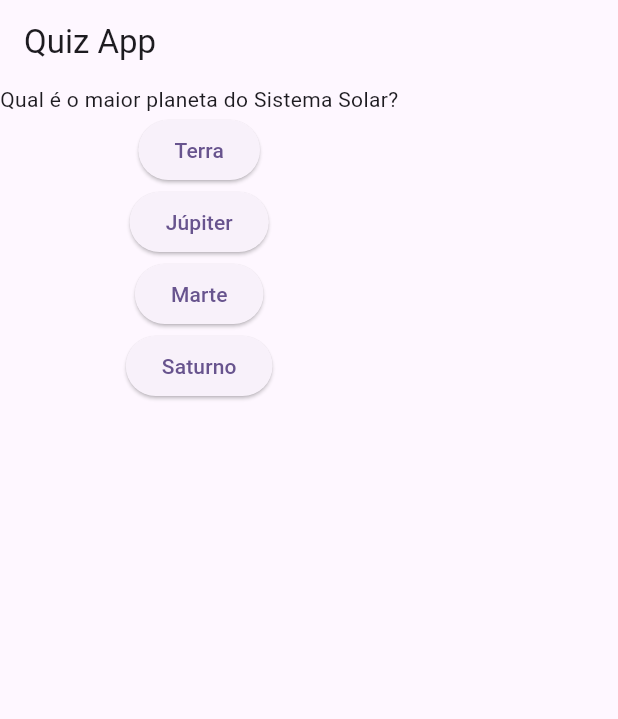
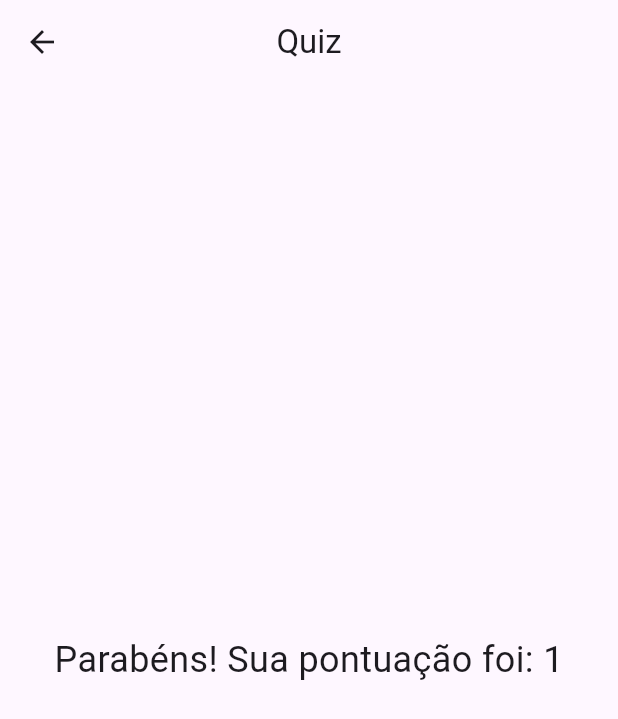
Before and after one commit to figuereds/Quiz, a Flutter app: the QuizScreen screen opened directly, after a tap on "Paris", on a phone screen of 412 x 824 dp. Shown: the top 719 px of the screen. Run offline on Flutter 3.47's test engine with Material 3 defaults, Android fonts, the phone set to English and light mode, and no system bars; network calls fail.

Commit message:
Quiz Tela inicial

```diff
--- a/lib/main.dart
+++ b/lib/main.dart
@@ -1,21 +1,86 @@
 import 'package:flutter/material.dart';
 
-void main() {
-  runApp(const MyApp());
-}
+void main() => runApp(MyApp());
 
 class MyApp extends StatelessWidget {
-  const MyApp({super.key});
-
   @override
   Widget build(BuildContext context) {
     return MaterialApp(
-      title: 'Quiz',
+      title: 'Quiz do Universo Marvel',
       theme: ThemeData(
-        colorScheme: ColorScheme.fromSeed(seedColor: Colors.deepPurple),
-        useMaterial3: true,
+        primarySwatch: Colors.red,
       ),
-      home: const QuizScreen(title: 'Quiz App'),
+      home: const TelaInicial(),
+    );
+  }
+}
+
+class TelaInicial extends StatelessWidget {
+  const TelaInicial({super.key});
+
+  @override // construção da tela
+  Widget build(BuildContext context) {
+    return Scaffold(
+      appBar: AppBar(
+        title: const Text(
+          'Universo Marvel',
+          style: TextStyle(
+            fontSize: 24,
+            fontWeight: FontWeight.bold,
+            color: Colors.white,
+          ),
+        ),
+        centerTitle: true,
+        backgroundColor: Colors.redAccent,
+        flexibleSpace: Container(
+          decoration: const BoxDecoration(
+            gradient: LinearGradient(
+              begin: Alignment.topLeft,
+              end: Alignment.bottomRight,
+              colors: [
+                Colors.redAccent,
+                Colors.deepOrange,
+                Colors.black,
+              ],
+            ),
+          ),
+        ),
+      ),
+      body: Center(
+        child: Column(
+          mainAxisAlignment: MainAxisAlignment.center,
+          children: [
+            Image.asset(
+              'lib/assets/marvel.jpg',
+              width: 500,
+              height: 500,
+            ),
+            const SizedBox(height: 20),
+            Column(
+              mainAxisAlignment: MainAxisAlignment.center,
+              children: [
+                const Text(
+                  'Bem vindo ao Quiz do Universo Marvel!',
+                  style: TextStyle(fontSize: 24, fontWeight: FontWeight.bold),
+                ),
+                const SizedBox(height: 20),
+                ElevatedButton(
+                  // botão de reiniciar o quiz
+                  onPressed: () {
+                    Navigator.push(
+                      context,
+                      MaterialPageRoute(
+                        builder: (context) => const QuizScreen(title: 'Quiz'),
+                      ),
+                    );
+                  },
+                  child: const Text('Iniciar Quiz'),
+                ),
+              ],
+            ),
+          ],
+        ),
+      ),
     );
   }
 }
@@ -29,15 +94,15 @@ class QuizScreen extends StatefulWidget {
   _QuizScreenState createState() => _QuizScreenState();
 }
 
-//Padding
-
 class _QuizScreenState extends State<QuizScreen> {
   int _questionIndex = 0;
   int _totalScore = 0;
 
   final List<Map<String, Object>> _questions = [
     {
-      'questionText': 'Qual é a capital da França?', // 1
+      'questionText': 'Qual é a capital da França?',
+      'imageUrl':
+          'https://static.vecteezy.com/ti/vetor-gratis/t2/15451717-bandeira-da-franca-bandeira-do-3d-vetor.jpg',
       'answers': [
         {'text': 'Paris', 'score': 1},
         {'text': 'Londres', 'score': 0},
@@ -45,90 +110,8 @@ class _QuizScreenState extends State<QuizScreen> {
         {'text': 'Berlim', 'score': 0},
       ],
     },
-    {
-      'questionText': 'Qual é o maior planeta do Sistema Solar?', // 2
-      'answers': [
-        {'text': 'Terra', 'score': 0},
-        {'text': 'Júpiter', 'score': 1},
-        {'text': 'Marte', 'score': 0},
-        {'text': 'Saturno', 'score': 0},
-      ],
-    },
-    {
-      'questionText': 'Quem pintou a Mona Lisa?', // 3
-      'answers': [
-        {'text': 'Vincent van Gogh', 'score': 0},
-        {'text': 'Pablo Picasso', 'score': 0},
-        {'text': 'Leonardo da Vinci', 'score': 1},
-        {'text': 'Claude Monet', 'score': 0},
-      ],
-    },
-    {
-      'questionText': 'Qual é o animal terrestre mais rápido do mundo?', // 4
-      'answers': [
-        {'text': 'Elefante', 'score': 0},
-        {'text': 'Guepardo', 'score': 1},
-        {'text': 'Leão', 'score': 0},
-        {'text': 'Cavalo', 'score': 0},
-      ],
-    },
-    {
-      'questionText': 'Qual é a fórmula química da água?', // 5
-      'answers': [
-        {'text': 'H2O', 'score': 1},
-        {'text': 'O2H', 'score': 0},
-        {'text': 'CO2', 'score': 0},
-        {'text': 'HO2', 'score': 0},
-      ],
-    },
-    {
-      'questionText': 'Em que ano o homem pisou na Lua pela primeira vez?', // 6
-      'answers': [
-        {'text': '1965', 'score': 0},
-        {'text': '1969', 'score': 1},
-        {'text': '1975', 'score': 0},
-        {'text': '1980', 'score': 0},
-      ],
-    },
-    {
-      'questionText': 'Quantos continentes existem na Terra?', // 7
-      'answers': [
-        {'text': '5', 'score': 0},
-        {'text': '6', 'score': 0},
-        {'text': '7', 'score': 1},
-        {'text': '8', 'score': 0},
-      ],
-    },
-    {
-      'questionText': 'Qual é o elemento químico representado pelo símbolo “O”?', // 8
-      'answers': [
-        {'text': 'Ouro', 'score': 0},
-        {'text': 'Oxigênio', 'score': 1},
-        {'text': 'Ósmio', 'score': 0},
-        {'text': 'Organônio', 'score': 0},
-      ],
-    },
-    {
-      'questionText': 'Qual é o país mais populoso do mundo?', // 9
-      'answers': [
-        {'text': 'Índia', 'score': 0},
-        {'text': 'Estados Unidos', 'score': 0},
-        {'text': 'China', 'score': 1},
-        {'text': 'Brasil', 'score': 0},
-      ],
-    },
-    {
-      'questionText': 'Quantos graus tem um ângulo reto?', // 10
-      'answers': [
-        {'text': '45', 'score': 0},
-        {'text': '90', 'score': 1},
-        {'text': '180', 'score': 0},
-        {'text': '360', 'score': 0},
-      ],
-    },
+    // Adicione outras perguntas conforme necessário
   ];
-
-
 
   void _answerQuestion(int score) {
     setState(() {
@@ -142,11 +125,24 @@ class _QuizScreenState extends State<QuizScreen> {
     return Scaffold(
       appBar: AppBar(
         title: Text(widget.title),
+        centerTitle: true,
       ),
-      body: _questionIndex < _questions.length
+      body: Center(
+        child: _questionIndex < _questions.length
             ? Column(
+                mainAxisAlignment: MainAxisAlignment.center,
                 children: [
-                Text(_questions[_questionIndex]['questionText'] as String),
+                  Image.network(
+                    _questions[_questionIndex]['imageUrl'] as String,
+                    height: 200,
+                  ),
+                  const SizedBox(height: 20),
+                  Text(
+                    _questions[_questionIndex]['questionText'] as String,
+                    style: const TextStyle(fontSize: 20),
+                    textAlign: TextAlign.center,
+                  ),
+                  const SizedBox(height: 20),
                   ...(_questions[_questionIndex]['answers']
                           as List<Map<String, Object>>)
                       .map((answer) {
@@ -154,7 +150,7 @@ class _QuizScreenState extends State<QuizScreen> {
                       onPressed: () => _answerQuestion(answer['score'] as int),
                       child: Text(answer['text'] as String),
                     );
-                }).toList()
+                  }).toList(),
                 ],
               )
             : Center(
@@ -163,6 +159,7 @@ class _QuizScreenState extends State<QuizScreen> {
                   style: const TextStyle(fontSize: 24),
                 ),
               ),
+      ),
     );
   }
 }
```
Lines whose indentation alone changed are shown as unchanged.
